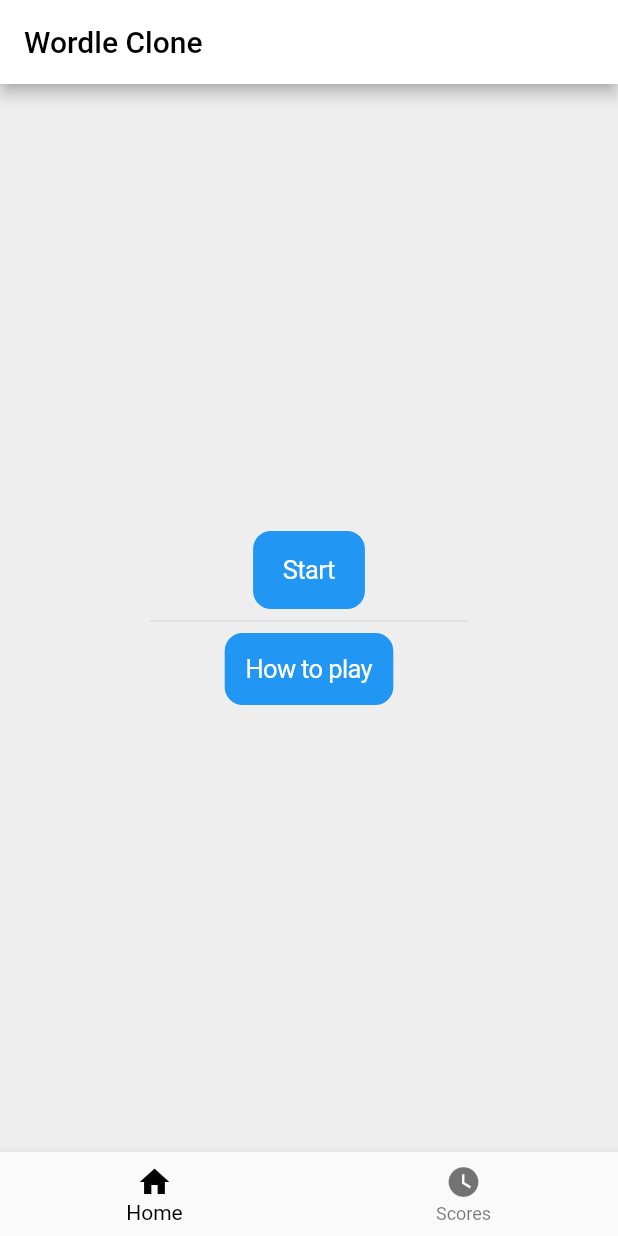
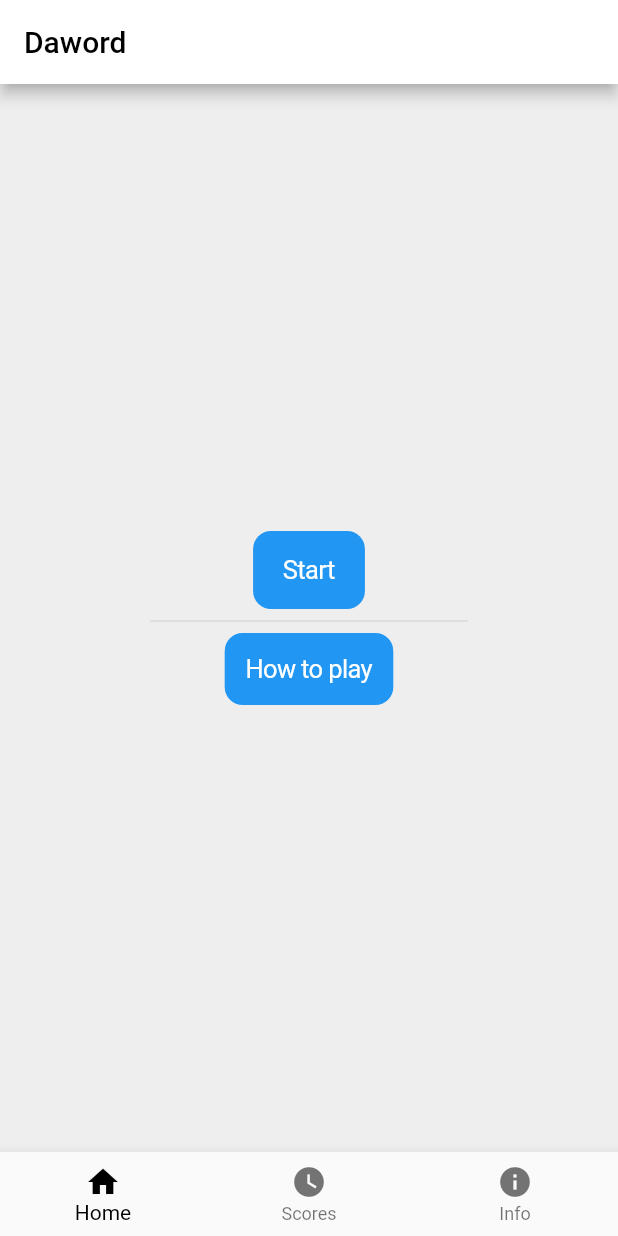
Before and after one commit to DeathPancake1/wordle, a Flutter app: the screen it shows after launch, on a phone screen of 412 x 824 dp. Run offline on Flutter 3.47's test engine with Material 2 defaults, Android fonts, the phone set to English and light mode, and no system bars; our stand-ins replace confetti, shared_preferences; project files that could hold a hidden picture were left out.

Commit message:
changed the app name and the app icon

```diff
--- a/lib/main.dart
+++ b/lib/main.dart
@@ -8,8 +8,9 @@ import 'dart:async';
 import 'package:flutter/services.dart'
     show DeviceOrientation, SystemChrome, rootBundle;
 import 'package:confetti/confetti.dart';
+import 'package:url_launcher/url_launcher.dart';
 
-String wordle = '';
+String daword = '';
 String guess = '';
 int trial = 0;
 bool solved = false;
@@ -95,13 +96,13 @@ Future<int?> getVisitsPreference() async {
 }
 
 void createWord() {
-  wordle = '';
+  daword = '';
   done = false;
   solved = false;
   trial = 0;
   Random random = Random();
   int rnd = random.nextInt(2315);
-  wordle = answers![rnd];
+  daword = answers![rnd];
 }
 
 Future<void> readWords() async {
@@ -152,7 +153,7 @@ class MyApp extends StatelessWidget {
   Widget build(BuildContext context) {
     return MaterialApp(
       debugShowCheckedModeBanner: false,
-      title: 'Wordle Clone',
+      title: 'Daword',
       theme: ThemeData(
         appBarTheme: const AppBarTheme(
           backgroundColor: Colors.white,
@@ -268,10 +269,52 @@ class _HomeScreenState extends State<HomeScreen> {
         ],
         mainAxisAlignment: MainAxisAlignment.center,
       );
-    } else {
+    } else if (index == 1) {
       return Center(
         child: ListView(
           children: _getScores(),
+        ),
+      );
+    } else {
+      return Padding(
+        padding: const EdgeInsets.all(10.0),
+        child: Center(
+          child: Column(
+            children: [
+              const Padding(
+                padding: EdgeInsets.all(20.0),
+                child: Text(
+                  'Made By: Youssef Dawoud',
+                  style: TextStyle(fontSize: 18),
+                ),
+              ),
+              Padding(
+                padding: const EdgeInsets.all(30.0),
+                child: CupertinoButton.filled(
+                  child: const Text(
+                    "Email: youssef.dawoud@hotmail.com",
+                  ),
+                  onPressed: () async {
+                    const url =
+                        'mailto:youssef.dawoud@hotmail.com?subject=Daword app&body= ';
+                    if (await canLaunch(url)) launch(url);
+                  },
+                ),
+              ),
+              Padding(
+                padding: const EdgeInsets.all(30.0),
+                child: CupertinoButton.filled(
+                  child: const Text(
+                    "Github: DeathPancake1",
+                  ),
+                  onPressed: () async {
+                    const url = 'https://github.com/DeathPancake1';
+                    if (await canLaunch(url)) launch(url);
+                  },
+                ),
+              ),
+            ],
+          ),
         ),
       );
     }
@@ -282,7 +325,7 @@ class _HomeScreenState extends State<HomeScreen> {
     return Scaffold(
       backgroundColor: Colors.grey[200],
       appBar: AppBar(
-        title: const Text('Wordle Clone'),
+        title: const Text('Daword'),
       ),
       body: _activePage(_selectedIndex),
       bottomNavigationBar: BottomNavigationBar(
@@ -290,6 +333,7 @@ class _HomeScreenState extends State<HomeScreen> {
           BottomNavigationBarItem(icon: Icon(Icons.home), label: 'Home'),
           BottomNavigationBarItem(
               icon: Icon(Icons.watch_later), label: 'Scores'),
+          BottomNavigationBarItem(icon: Icon(Icons.info), label: 'Info')
         ],
         currentIndex: _selectedIndex,
         selectedItemColor: Colors.black,
@@ -336,7 +380,7 @@ class TutorialScreen extends StatelessWidget {
               Navigator.popUntil(context, ModalRoute.withName('/'));
             },
             icon: const Icon(Icons.arrow_back)),
-        title: const Text('Wordle Tutorial'),
+        title: const Text('Daword Tutorial'),
       ),
       body: Column(
         crossAxisAlignment: CrossAxisAlignment.start,
@@ -344,7 +388,7 @@ class TutorialScreen extends StatelessWidget {
           const Padding(
             padding: EdgeInsets.all(8.0),
             child: Text(
-              'Guess the Wordle in 6 tries.',
+              'Guess the word in 6 tries.',
               style: _textStyling,
             ),
           ),
@@ -548,7 +592,7 @@ class _GameScreenState extends State<GameScreen> {
     results?.add('Tries: ' +
         (trial).toString() +
         '/6 The word: ' +
-        wordle +
+        daword +
         ' ' +
         solved.toString());
     saveResultsPreference(results!);
@@ -557,7 +601,7 @@ class _GameScreenState extends State<GameScreen> {
   void checkGuess() {
     setState(() {
       if (trial < 6 && !done) {
-        if (wordle == guess) {
+        if (daword == guess) {
           for (int i = 0; i < 5; i++) {
             colorTable[trial][i] = Colors.green;
             keyboardMap[guess.characters.elementAt(i)] = Colors.green;
@@ -567,7 +611,7 @@ class _GameScreenState extends State<GameScreen> {
           trial++;
         } else if (allowedGuesses?.contains(guess) ?? false) {
           for (int i = 0; i < 5; i++) {
-            if (wordle.characters.contains(guess.characters.elementAt(i))) {
+            if (daword.characters.contains(guess.characters.elementAt(i))) {
               colorTable[trial][i] = Colors.amber;
               if (keyboardMap[guess.characters.elementAt(i)] != Colors.green) {
                 keyboardMap[guess.characters.elementAt(i)] = Colors.amber;
@@ -579,7 +623,7 @@ class _GameScreenState extends State<GameScreen> {
           }
           for (int i = 0; i < 5; i++) {
             if (guess.characters.elementAt(i) ==
-                wordle.characters.elementAt(i)) {
+                daword.characters.elementAt(i)) {
               colorTable[trial][i] = Colors.green;
               keyboardMap[guess.characters.elementAt(i)] = Colors.green;
             }
@@ -675,7 +719,7 @@ class _GameScreenState extends State<GameScreen> {
   Widget build(BuildContext context) {
     return Scaffold(
       appBar: AppBar(
-        title: const Text('Wordle Clone'),
+        title: const Text('Daword'),
         leading: IconButton(
             onPressed: () {
               Navigator.popUntil(context, ModalRoute.withName('/'));
@@ -770,6 +814,10 @@ class _GameScreenState extends State<GameScreen> {
                 ],
               ),
               const Spacer(),
+              Stack(
+                children: [
+                  Column(
+                    children: [
                       Row(
                         mainAxisAlignment: MainAxisAlignment.spaceEvenly,
                         children: [
@@ -826,7 +874,7 @@ class _GameScreenState extends State<GameScreen> {
                               } else if (done) {
                                 ScaffoldMessenger.of(context).showSnackBar(
                                   SnackBar(
-                            content: Text('The Word is ' + wordle),
+                                    content: Text('The Word is ' + daword),
                                     action: SnackBarAction(
                                       label: 'OK',
                                       onPressed: () {
@@ -853,6 +901,8 @@ class _GameScreenState extends State<GameScreen> {
                           ),
                         ],
                       ),
+                    ],
+                  ),
                   Row(
                     mainAxisAlignment: MainAxisAlignment.spaceBetween,
                     children: [
@@ -876,6 +926,8 @@ class _GameScreenState extends State<GameScreen> {
                   ),
                 ],
               ),
+            ],
+          ),
         ),
       ),
     );
```
Also changed, not shown: pubspec.yaml (+6 -2 lines), assets/ic_launcher.png, assets/ic_launcher_foreground.png (added), assets/ic_launcher_round.png (added), pubspec.lock, 26 other files. Lines whose indentation alone changed are shown as unchanged.
